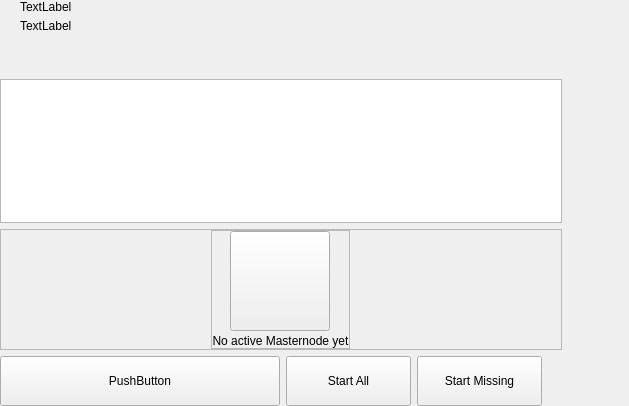
First picture: the form in src/qt/dogecash/forms/masternodeswidget.ui, repository dogecash/dogecash-old, before the edit.
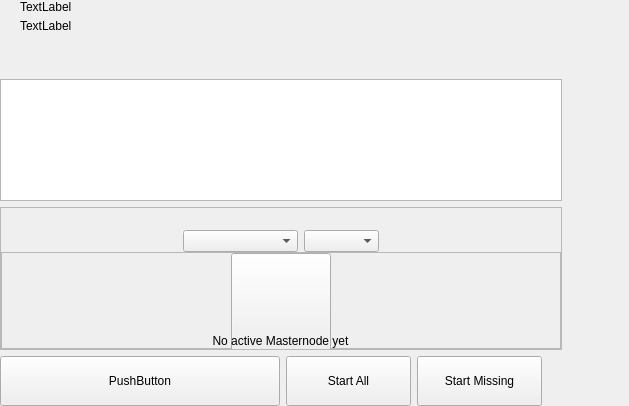
Second picture: the form after the edit. Custom widgets are drawn as their Qt base class.

Commit message: [GUI] Sorting Functions MNWidget

What changed in the file:
```diff
--- a/src/qt/dogecash/forms/masternodeswidget.ui
+++ b/src/qt/dogecash/forms/masternodeswidget.ui
@@ -156,13 +156,63 @@
              </property>
              <property name="sizeHint" stdset="0">
               <size>
-               <width>20</width>
+               <width>60</width>
                <height>20</height>
               </size>
              </property>
             </spacer>
            </item>
            <item alignment="Qt::AlignHCenter|Qt::AlignVCenter">
+           <widget class="QWidget" name="sortWidget" native="true">
+            <layout class="QHBoxLayout" name="horizontalLayout_6">
+             <property name="leftMargin">
+              <number>0</number>
+             </property>
+             <property name="topMargin">
+              <number>22</number>
+             </property>
+             <property name="rightMargin">
+              <number>0</number>
+             </property>
+             <property name="bottomMargin">
+              <number>0</number>
+             </property>
+             <item>
+              <widget class="QComboBox" name="comboBoxSort">
+               <property name="sizePolicy">
+                <sizepolicy hsizetype="Preferred" vsizetype="Fixed">
+                 <horstretch>0</horstretch>
+                 <verstretch>0</verstretch>
+                </sizepolicy>
+               </property>
+               <property name="minimumSize">
+                <size>
+                 <width>115</width>
+                 <height>0</height>
+                </size>
+               </property>
+              </widget>
+             </item>
+             <item>
+              <widget class="QComboBox" name="comboBoxSortOrder">
+               <property name="sizePolicy">
+                <sizepolicy hsizetype="Preferred" vsizetype="Fixed">
+                 <horstretch>0</horstretch>
+                 <verstretch>0</verstretch>
+                </sizepolicy>
+               </property>
+               <property name="minimumSize">
+                <size>
+                 <width>75</width>
+                 <height>0</height>
+                </size>
+               </property>
+              </widget>
+             </item>
+            </layout>
+           </widget>
+          </item>
+          <item>
             <widget class="QFrame" name="emptyScreen">
              <property name="sizePolicy">
               <sizepolicy hsizetype="Expanding" vsizetype="Expanding">
```
